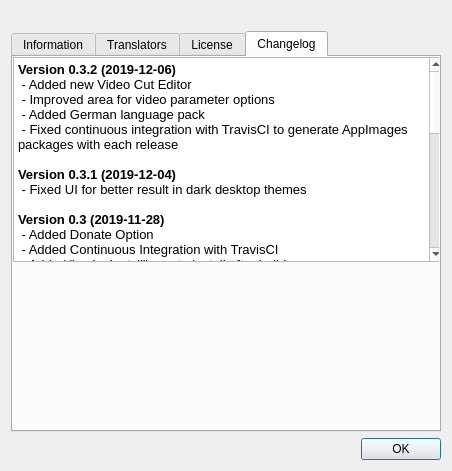
This is ui/aboutdialog.ui in swl-x/MystiQ as Qt 5 draws it before an edit. The edited form follows.
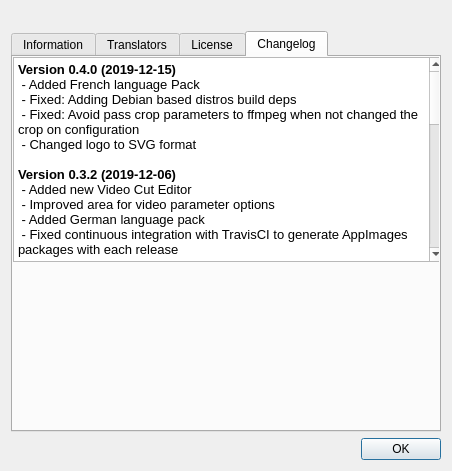
This is the edited form. The open tabs and pages were chosen to show the change. Icons and pictures are not drawn.

Patch:
```diff
--- a/ui/aboutdialog.ui
+++ b/ui/aboutdialog.ui
@@ -255,6 +255,12 @@
 &lt;html&gt;&lt;head&gt;&lt;meta name=&quot;qrichtext&quot; content=&quot;1&quot; /&gt;&lt;style type=&quot;text/css&quot;&gt;
 p, li { white-space: pre-wrap; }
 &lt;/style&gt;&lt;/head&gt;&lt;body style=&quot; font-family:'Fira Sans'; font-size:10pt; font-weight:400; font-style:normal;&quot;&gt;
+&lt;p style=&quot; margin-top:0px; margin-bottom:0px; margin-left:0px; margin-right:0px; -qt-block-indent:0; text-indent:0px;&quot;&gt;&lt;span style=&quot; font-family:'Fira Sans'; font-weight:600;&quot;&gt;Version 0.4.0 (2019-12-15)&lt;/span&gt;&lt;/p&gt;
+&lt;p style=&quot; margin-top:0px; margin-bottom:0px; margin-left:0px; margin-right:0px; -qt-block-indent:0; text-indent:0px;&quot;&gt;&lt;span style=&quot; font-family:'Fira Sans';&quot;&gt; - Added French language Pack&lt;/span&gt;&lt;/p&gt;
+&lt;p style=&quot; margin-top:0px; margin-bottom:0px; margin-left:0px; margin-right:0px; -qt-block-indent:0; text-indent:0px;&quot;&gt;&lt;span style=&quot; font-family:'Fira Sans';&quot;&gt; - Fixed: Adding Debian based distros build deps&lt;/span&gt;&lt;/p&gt;
+&lt;p style=&quot; margin-top:0px; margin-bottom:0px; margin-left:0px; margin-right:0px; -qt-block-indent:0; text-indent:0px;&quot;&gt;&lt;span style=&quot; font-family:'Fira Sans';&quot;&gt; - Fixed: Avoid pass crop parameters to ffmpeg when not changed the crop on configuration&lt;/span&gt;&lt;/p&gt;
+&lt;p style=&quot; margin-top:0px; margin-bottom:0px; margin-left:0px; margin-right:0px; -qt-block-indent:0; text-indent:0px;&quot;&gt;&lt;span style=&quot; font-family:'Fira Sans';&quot;&gt; - Changed logo to SVG format&lt;/span&gt;&lt;/p&gt;
+&lt;p style=&quot;-qt-paragraph-type:empty; margin-top:0px; margin-bottom:0px; margin-left:0px; margin-right:0px; -qt-block-indent:0; text-indent:0px; font-family:'Fira Sans';&quot;&gt;&lt;br /&gt;&lt;/p&gt;
 &lt;p style=&quot; margin-top:0px; margin-bottom:0px; margin-left:0px; margin-right:0px; -qt-block-indent:0; text-indent:0px;&quot;&gt;&lt;span style=&quot; font-family:'Fira Sans'; font-weight:600;&quot;&gt;Version 0.3.2 (2019-12-06)&lt;/span&gt;&lt;/p&gt;
 &lt;p style=&quot; margin-top:0px; margin-bottom:0px; margin-left:0px; margin-right:0px; -qt-block-indent:0; text-indent:0px;&quot;&gt;&lt;span style=&quot; font-family:'Fira Sans'; font-weight:600;&quot;&gt; &lt;/span&gt;&lt;span style=&quot; font-family:'Fira Sans';&quot;&gt;- Added new Video Cut Editor&lt;/span&gt;&lt;/p&gt;
 &lt;p style=&quot; margin-top:0px; margin-bottom:0px; margin-left:0px; margin-right:0px; -qt-block-indent:0; text-indent:0px;&quot;&gt;&lt;span style=&quot; font-family:'Fira Sans';&quot;&gt; - Improved area for video parameter options&lt;/span&gt;&lt;/p&gt;
```
